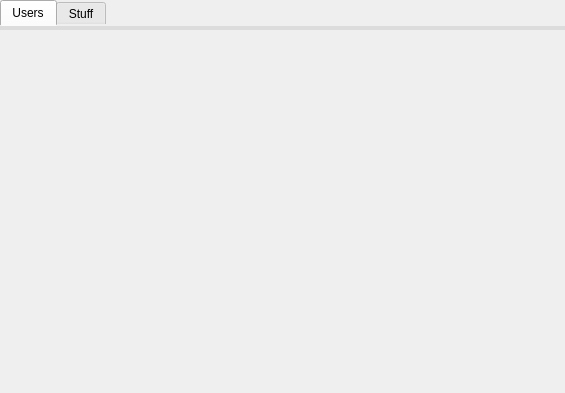
GiuliCler/GIMPteam, file CLIENT/GUI/editorWindow/ui/gui_editor.ui: the form before one commit.
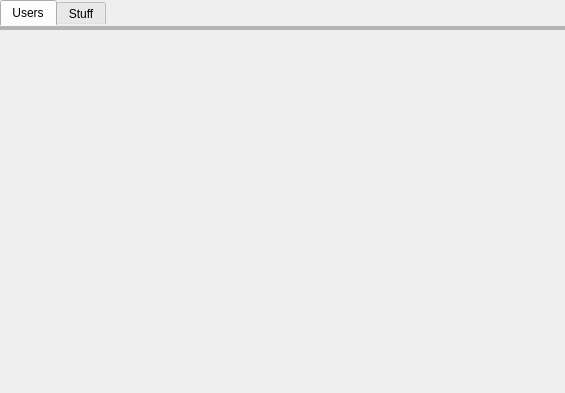
The form after the commit.

The edit to the form file:
```diff
--- a/CLIENT/GUI/editorWindow/ui/gui_editor.ui
+++ b/CLIENT/GUI/editorWindow/ui/gui_editor.ui
@@ -37,6 +37,9 @@
        <verstretch>0</verstretch>
       </sizepolicy>
      </property>
+     <property name="autoFillBackground">
+      <bool>true</bool>
+     </property>
      <property name="styleSheet">
       <string notr="true">QTabWidget#tabWidget{
 border-color: rgb(220, 220, 0);
@@ -85,9 +88,9 @@
             <colorrole role="Window">
              <brush brushstyle="SolidPattern">
               <color alpha="255">
-               <red>220</red>
-               <green>220</green>
-               <blue>220</blue>
+               <red>180</red>
+               <green>180</green>
+               <blue>180</blue>
               </color>
              </brush>
             </colorrole>
@@ -105,9 +108,9 @@
             <colorrole role="Window">
              <brush brushstyle="SolidPattern">
               <color alpha="255">
-               <red>220</red>
-               <green>220</green>
-               <blue>220</blue>
+               <red>180</red>
+               <green>180</green>
+               <blue>180</blue>
               </color>
              </brush>
             </colorrole>
@@ -116,18 +119,18 @@
             <colorrole role="Base">
              <brush brushstyle="SolidPattern">
               <color alpha="255">
-               <red>220</red>
-               <green>220</green>
-               <blue>220</blue>
+               <red>180</red>
+               <green>180</green>
+               <blue>180</blue>
               </color>
              </brush>
             </colorrole>
             <colorrole role="Window">
              <brush brushstyle="SolidPattern">
               <color alpha="255">
-               <red>220</red>
-               <green>220</green>
-               <blue>220</blue>
+               <red>180</red>
+               <green>180</green>
+               <blue>180</blue>
               </color>
              </brush>
             </colorrole>
```
